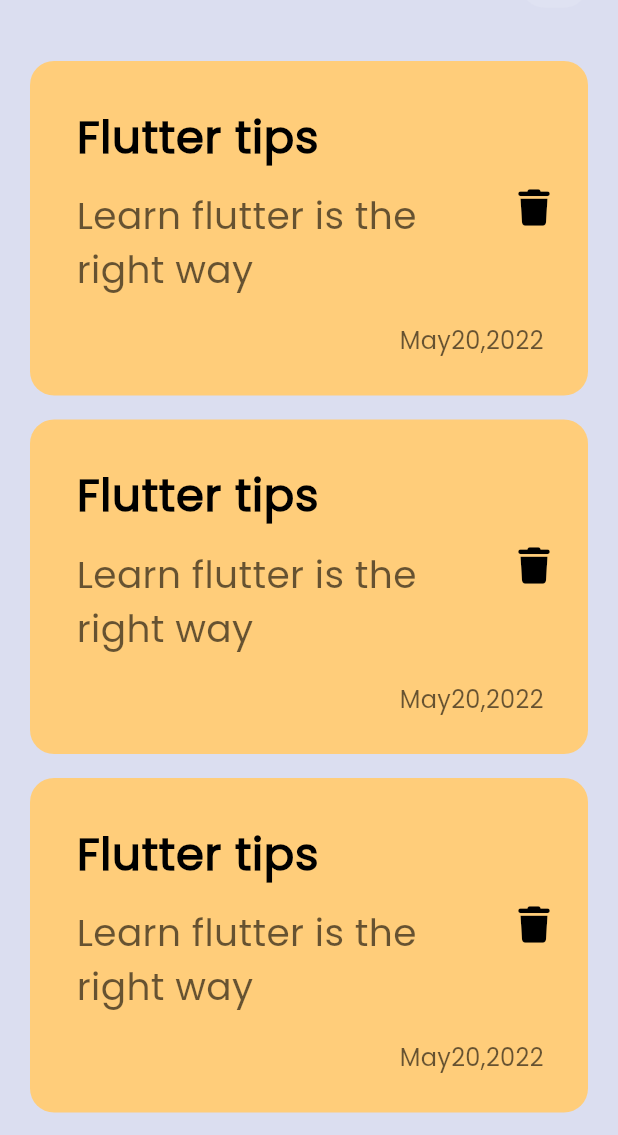
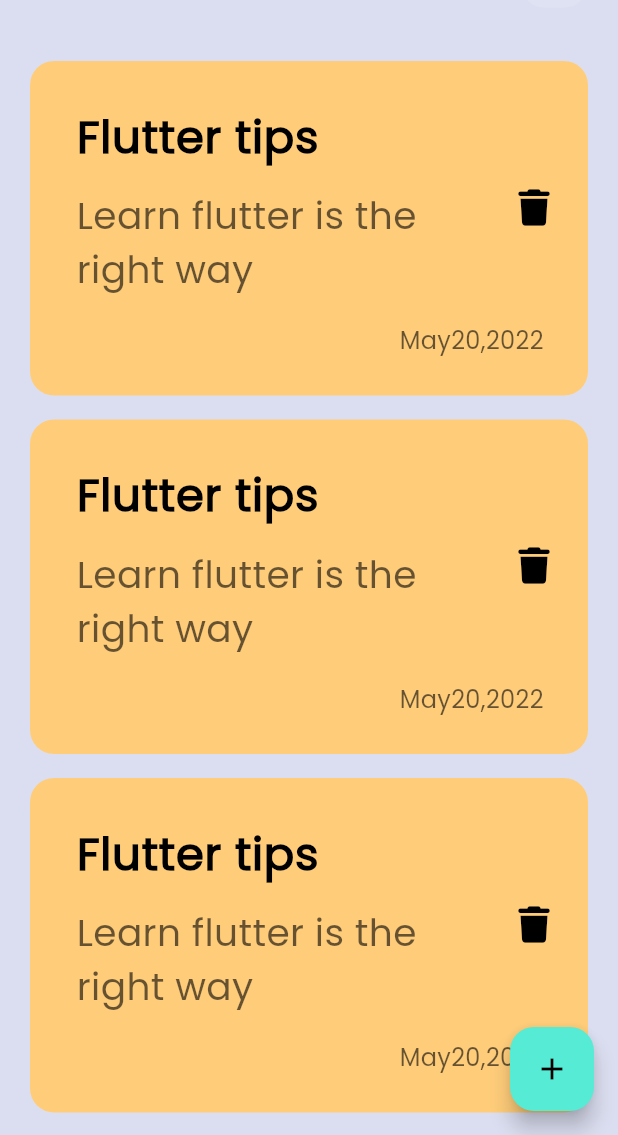
Before and after one commit to AymnShaban/notes_app, a Flutter app: the screen it shows after launch, on a phone screen of 412 x 824 dp, the part 101-1236 px from its top. Run offline on Flutter 3.47's test engine with Material 3 defaults, Android fonts, the phone set to English and light mode, and no system bars; our stand-ins replace font_awesome_flutter.

Commit message:
making a floating action button

```diff
--- a/lib/views/home_view.dart
+++ b/lib/views/home_view.dart
@@ -1,5 +1,6 @@
 import 'package:flutter/material.dart';
 import 'package:notes_app/widgets/notes_view_body.dart';
+import '../widgets/custom_floating_action_button.dart';
 
 class HomeView extends StatelessWidget {
   const HomeView({super.key});
@@ -8,8 +9,9 @@ class HomeView extends StatelessWidget {
   Widget build(BuildContext context) {
     return Scaffold(
       // 0xff
+      floatingActionButton: const CustomFloatingActionButton(),
       backgroundColor: Colors.indigo[600]!.withOpacity(0.179),
-      body: NotesViewBody(),
+      body: const NotesViewBody(),
     );
   }
 }
--- /dev/null
+++ b/lib/widgets/custom_floating_action_button.dart
@@ -0,0 +1,19 @@
+
+import 'package:flutter/material.dart';
+
+class CustomFloatingActionButton extends StatelessWidget {
+  const CustomFloatingActionButton({
+    super.key,
+  });
+
+  @override
+  Widget build(BuildContext context) {
+    return FloatingActionButton(
+      onPressed: () {},
+      splashColor: Colors.cyan,
+      backgroundColor: Color(0xff55EBD4),
+      foregroundColor: Colors.black,
+      child: const Icon(Icons.add),
+    );
+  }
+}
```
